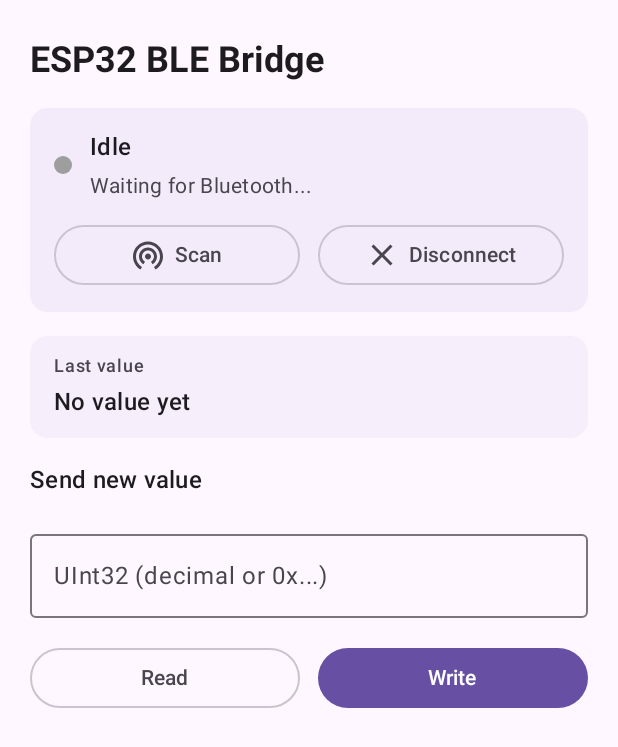
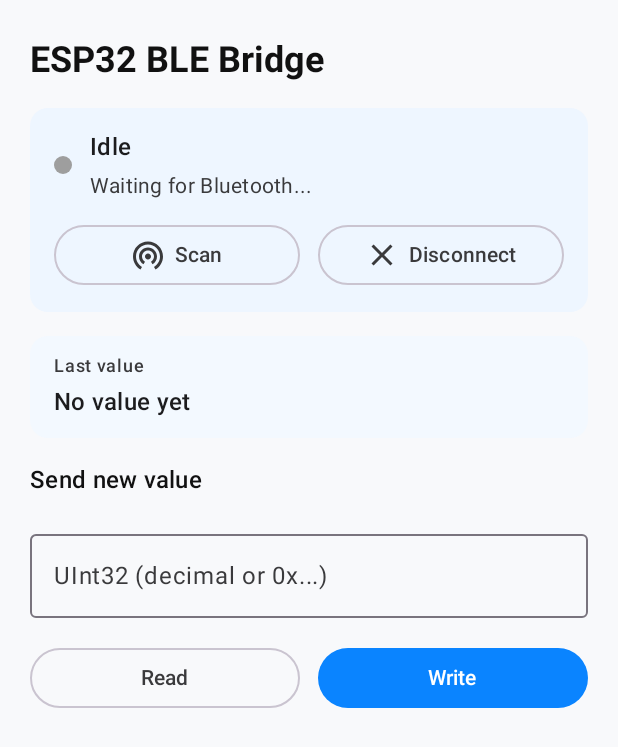
Before and after one commit to skyeroad/BLE-ESP32-Com, an Android app built with Jetpack Compose: the screen it shows after launch (MainActivity), on a phone screen of 412 x 824 dp. Shown: the top 747 px of the screen. Run offline under Robolectric (Android 15) with nearby library versions, the phone set to English and light mode, and no system bars.

Commit message:
Make the theme look more like iOS

```diff
--- a/BLEESP32ComJPC/app/src/main/java/com/skyeroad/ble_esp32comjpc/ui/theme/Theme.kt
+++ b/BLEESP32ComJPC/app/src/main/java/com/skyeroad/ble_esp32comjpc/ui/theme/Theme.kt
@@ -5,9 +5,37 @@ import androidx.compose.material3.MaterialTheme
 import androidx.compose.material3.darkColorScheme
 import androidx.compose.material3.lightColorScheme
 import androidx.compose.runtime.Composable
+import androidx.compose.ui.graphics.Color
 
-private val LightColors = lightColorScheme()
-private val DarkColors = darkColorScheme()
+private val LightColors = lightColorScheme(
+    primary = Color(0xFF0A84FF),
+    onPrimary = Color.White,
+    primaryContainer = Color(0xFFE6F0FF),
+    onPrimaryContainer = Color(0xFF00254D),
+    secondary = Color(0xFF3A3A3C),
+    onSecondary = Color.White,
+    background = Color(0xFFF8F9FB),
+    onBackground = Color(0xFF111111),
+    surface = Color.White,
+    onSurface = Color(0xFF1C1C1E),
+    surfaceVariant = Color(0xFFEAEAEA),
+    onSurfaceVariant = Color(0xFF3A3A3C)
+)
+
+private val DarkColors = darkColorScheme(
+    primary = Color(0xFF7DB7FF),
+    onPrimary = Color(0xFF00254D),
+    primaryContainer = Color(0xFF0A84FF),
+    onPrimaryContainer = Color.White,
+    secondary = Color(0xFFD1D1D6),
+    onSecondary = Color(0xFF1C1C1E),
+    background = Color(0xFF0F1115),
+    onBackground = Color(0xFFE6E6E6),
+    surface = Color(0xFF1C1C1E),
+    onSurface = Color(0xFFEDEDED),
+    surfaceVariant = Color(0xFF2C2C2E),
+    onSurfaceVariant = Color(0xFFD1D1D6)
+)
 
 @Composable
 fun BLEESP32ComJPCTheme(
```
